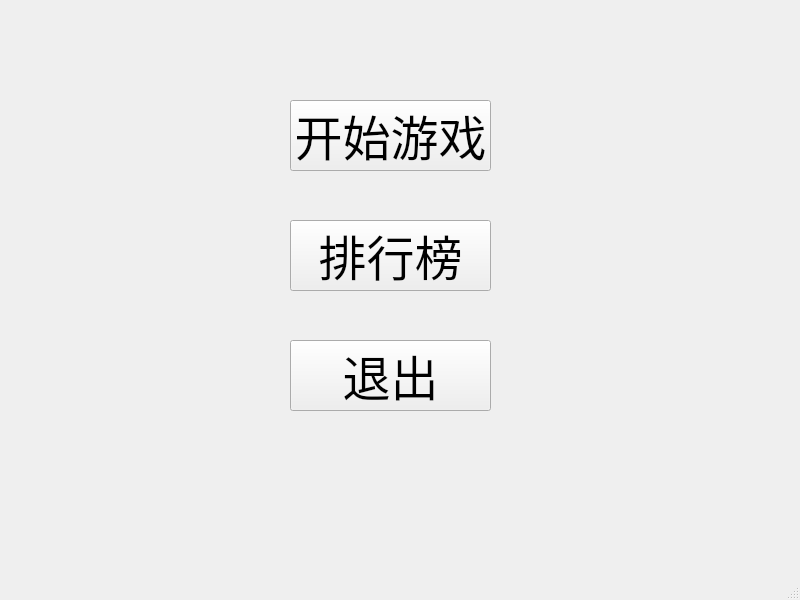
Old version of the form mainwindow.ui in the repository TiBetween/Tetromino.
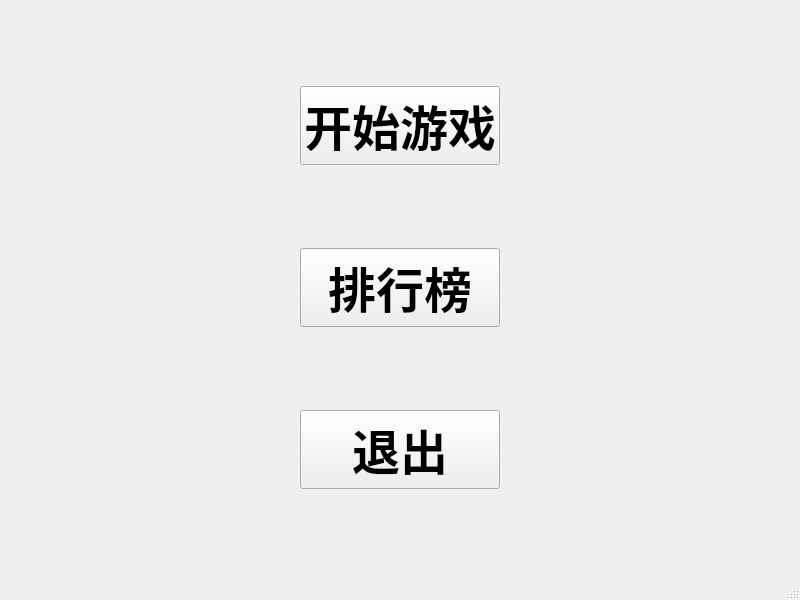
New version of the form.

What changed in the file:
```diff
--- a/mainwindow.ui
+++ b/mainwindow.ui
@@ -14,63 +14,91 @@
    <string>MainWindow</string>
   </property>
   <widget class="QWidget" name="centralwidget">
+   <layout class="QHBoxLayout" name="horizontalLayout">
+    <item>
+     <spacer name="horizontalSpacer">
+      <property name="orientation">
+       <enum>Qt::Horizontal</enum>
+      </property>
+      <property name="sizeHint" stdset="0">
+       <size>
+        <width>779</width>
+        <height>20</height>
+       </size>
+      </property>
+     </spacer>
+    </item>
+    <item>
+     <layout class="QVBoxLayout" name="verticalLayout">
+      <item>
    <widget class="QPushButton" name="pushButton">
-    <property name="geometry">
-     <rect>
-      <x>290</x>
-      <y>100</y>
-      <width>201</width>
-      <height>71</height>
-     </rect>
-    </property>
     <property name="font">
      <font>
       <family>Adobe Devanagari</family>
       <pointsize>36</pointsize>
-     </font>
-    </property>
+          <weight>75</weight>
+          <bold>true</bold>
+          <underline>false</underline>
+          <strikeout>false</strikeout>
+         </font>
+        </property>
+        <property name="autoFillBackground">
+         <bool>true</bool>
+        </property>
+        <property name="styleSheet">
+         <string notr="true">color::rgb(255, 255,255)</string>
+        </property>
     <property name="text">
      <string>开始游戏</string>
     </property>
    </widget>
+      </item>
+      <item>
    <widget class="QPushButton" name="pushButton_2">
-    <property name="geometry">
-     <rect>
-      <x>290</x>
-      <y>220</y>
-      <width>201</width>
-      <height>71</height>
-     </rect>
-    </property>
     <property name="font">
      <font>
       <family>Adobe Devanagari</family>
       <pointsize>36</pointsize>
+          <weight>75</weight>
+          <bold>true</bold>
      </font>
     </property>
     <property name="text">
      <string>排行榜</string>
     </property>
    </widget>
+      </item>
+      <item>
    <widget class="QPushButton" name="pushButton_3">
-    <property name="geometry">
-     <rect>
-      <x>290</x>
-      <y>340</y>
-      <width>201</width>
-      <height>71</height>
-     </rect>
-    </property>
     <property name="font">
      <font>
       <family>Adobe Devanagari</family>
       <pointsize>36</pointsize>
+          <weight>75</weight>
+          <bold>true</bold>
      </font>
     </property>
     <property name="text">
      <string>退出</string>
     </property>
    </widget>
+      </item>
+     </layout>
+    </item>
+    <item>
+     <spacer name="horizontalSpacer_2">
+      <property name="orientation">
+       <enum>Qt::Horizontal</enum>
+      </property>
+      <property name="sizeHint" stdset="0">
+       <size>
+        <width>779</width>
+        <height>20</height>
+       </size>
+      </property>
+     </spacer>
+    </item>
+   </layout>
   </widget>
   <widget class="QMenuBar" name="menubar">
    <property name="geometry">
```
Left out of the diff: 2 changed lines with no effect on the pictures. Lines whose indentation alone changed are shown as unchanged.
